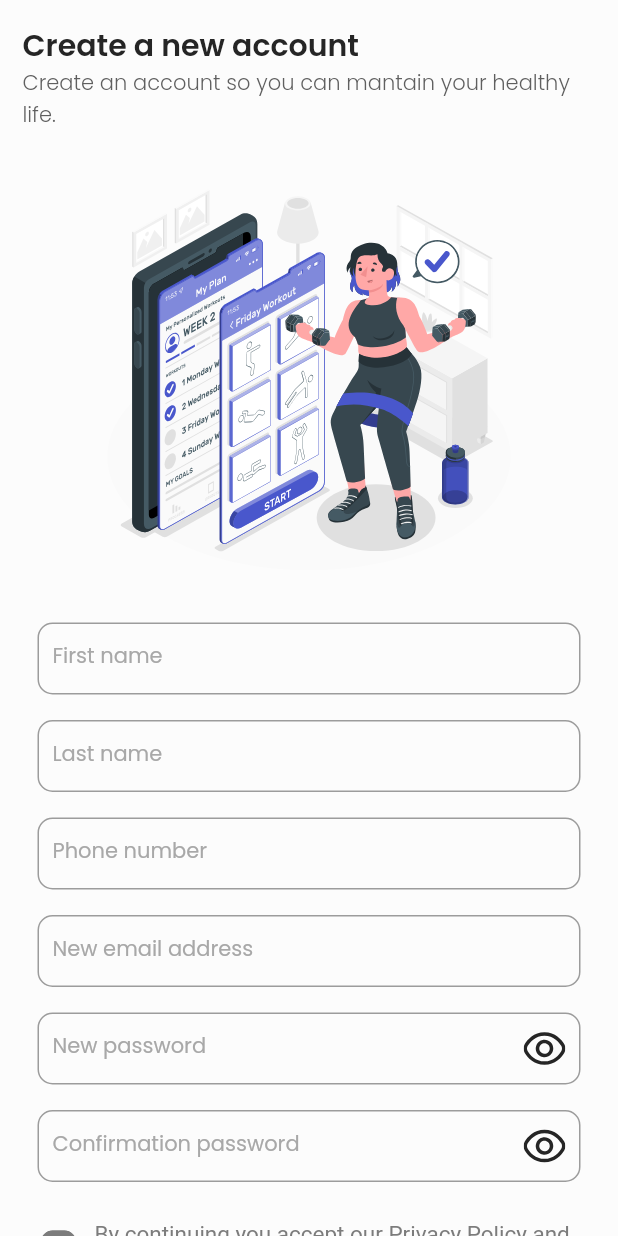
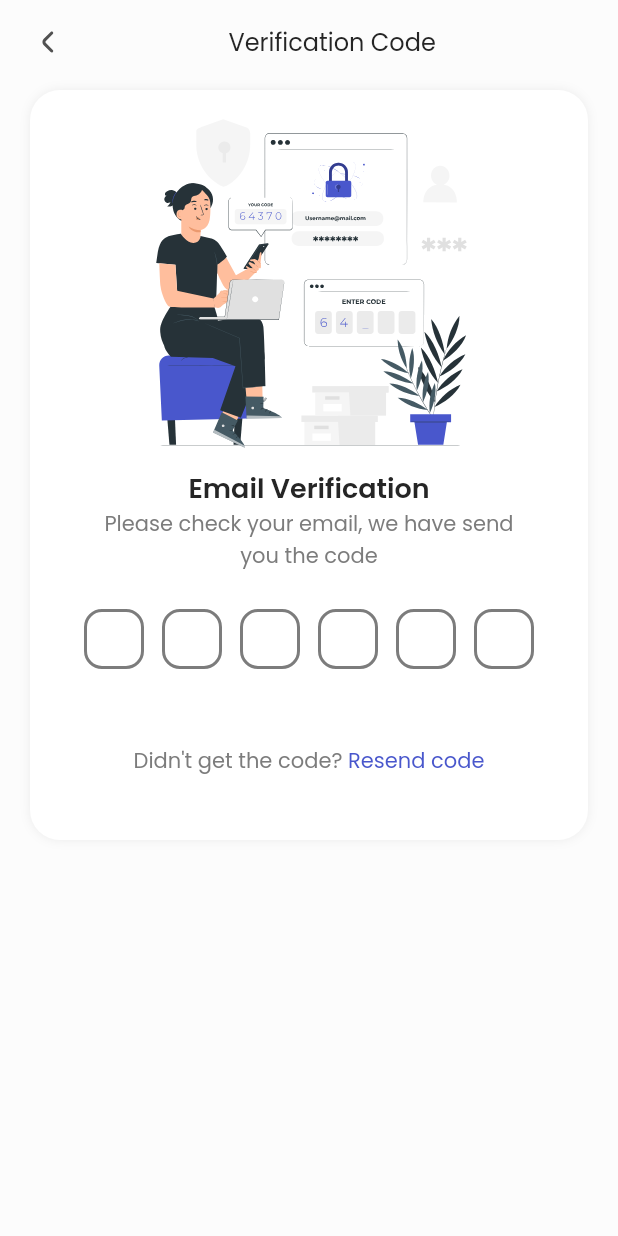
Before and after one commit to Capstone-Project-Kelompok-6/Flutter, a Flutter app: the screen it shows after launch, on a phone screen of 412 x 824 dp. Run offline on Flutter 3.47's test engine with Material 2 defaults, Android fonts, the phone set to English and light mode, and no system bars; drawn by our look-alikes of pin_code_fields; our stand-ins replace flutter_svg, google_fonts.

Commit message:
Add register verification page

```diff
--- a/flutter_capstone_6/lib/main.dart
+++ b/flutter_capstone_6/lib/main.dart
@@ -1,6 +1,5 @@
 import 'package:flutter/material.dart';
-import 'package:flutter_capstone_6/screen/login/login_screen.dart';
-import 'package:flutter_capstone_6/screen/register/register_screen.dart';
+import 'package:flutter_capstone_6/screen/register/register_verification.dart';
 import 'package:flutter_capstone_6/screen/splash_screen.dart';
 import 'package:google_fonts/google_fonts.dart';
 
@@ -17,12 +16,11 @@ class MyApp extends StatelessWidget {
     final textTheme = Theme.of(context).textTheme;
 
     return MaterialApp(
-      debugShowCheckedModeBanner: false,
-      title: 'Capstone Kelompok 6',
-      theme: ThemeData(
-        textTheme: GoogleFonts.poppinsTextTheme(textTheme),
-      ),
-      home: const RegisterScreen(),
-    );
+        debugShowCheckedModeBanner: false,
+        title: 'Capstone Kelompok 6',
+        theme: ThemeData(
+          textTheme: GoogleFonts.poppinsTextTheme(textTheme),
+        ),
+        home: const RegisterVerification());
   }
 }
--- /dev/null
+++ b/flutter_capstone_6/lib/screen/register/register_verification.dart
@@ -0,0 +1,170 @@
+import 'dart:async';
+
+import 'package:flutter/gestures.dart';
+import 'package:flutter/material.dart';
+import 'package:flutter/services.dart';
+import 'package:flutter_capstone_6/component/colors.dart';
+import 'package:flutter_capstone_6/widget/appbar_register_verification.dart';
+import 'package:flutter_svg/flutter_svg.dart';
+import 'package:pin_code_fields/pin_code_fields.dart';
+
+class RegisterVerification extends StatefulWidget {
+  const RegisterVerification({Key? key}) : super(key: key);
+
+  @override
+  State<RegisterVerification> createState() => _RegisterVerificationState();
+}
+
+class _RegisterVerificationState extends State<RegisterVerification> {
+  // pin code
+  var onTapRecognizer;
+  TextEditingController pinController = TextEditingController();
+  String pin = "";
+
+  @override
+  void initState() {
+    onTapRecognizer = TapGestureRecognizer()
+      ..onTap = () {
+        Navigator.pop(context);
+      };
+    super.initState();
+  }
+
+  @override
+  Widget build(BuildContext context) {
+    return Scaffold(
+      backgroundColor: whiteBg,
+      appBar: PreferredSize(
+        preferredSize: const Size.fromHeight(40.0),
+        child: Container(
+          decoration: const BoxDecoration(
+            color: whiteBg,
+          ),
+          child: const AppBarContent(),
+        ),
+      ),
+      body: SingleChildScrollView(
+        child: Container(
+          margin: const EdgeInsets.all(20),
+          width: double.infinity,
+          height: 500,
+          decoration: BoxDecoration(
+            color: white,
+            borderRadius: const BorderRadius.all(Radius.circular(20)),
+            boxShadow: [
+              BoxShadow(
+                color: n40.withOpacity(0.2),
+                spreadRadius: 0,
+                blurRadius: 5,
+              )
+            ],
+          ),
+          child: Container(
+            margin: const EdgeInsets.all(5),
+            child: Column(
+              children: [
+                // Title Section
+                SizedBox(
+                  width: double.infinity,
+                  child: SvgPicture.asset(
+                      'assets/register_verification/register_verification.svg'),
+                ),
+                const Text(
+                  "Email Verification",
+                  style: TextStyle(
+                    fontSize: 18,
+                    fontWeight: FontWeight.w600,
+                    color: n100,
+                  ),
+                ),
+                const SizedBox(
+                  width: 300,
+                  child: Text(
+                    "Please check your email, we have send you the code",
+                    style: TextStyle(
+                      fontSize: 14,
+                      fontWeight: FontWeight.w400,
+                      color: n60,
+                    ),
+                    textAlign: TextAlign.center,
+                  ),
+                ),
+
+                // Pin Code Section
+                Container(
+                  margin:
+                      const EdgeInsets.symmetric(horizontal: 10, vertical: 25),
+                  width: 300,
+                  child: PinCodeTextField(
+                    appContext: context,
+                    length: 6,
+                    animationType: AnimationType.fade,
+                    pinTheme: PinTheme(
+                        shape: PinCodeFieldShape.box,
+                        borderRadius: BorderRadius.circular(12),
+                        fieldHeight: 40,
+                        fieldWidth: 40,
+                        inactiveColor: n60,
+                        activeColor: violet,
+                        selectedColor: violet),
+                    cursorColor: Colors.black,
+                    animationDuration: const Duration(milliseconds: 300),
+                    textStyle: const TextStyle(
+                      fontSize: 16,
+                      fontWeight: FontWeight.w500,
+                      color: n100,
+                      height: 1.6,
+                    ),
+                    backgroundColor: white,
+                    controller: pinController,
+                    inputFormatters: [
+                      FilteringTextInputFormatter.allow(RegExp("[0-9]")),
+                    ],
+                    onCompleted: (v) {
+                      print("Completed");
+                    },
+                    onChanged: (value) {
+                      print(value);
+                      setState(() {
+                        pin = value;
+                      });
+                    },
+                  ),
+                ),
+
+                // Resend Section
+                Container(
+                  margin: const EdgeInsets.symmetric(vertical: 10),
+                  child: Row(
+                    mainAxisAlignment: MainAxisAlignment.center,
+                    children: [
+                      const Text(
+                        "Didn't get the code?",
+                        style: TextStyle(
+                          fontSize: 14,
+                          fontWeight: FontWeight.w400,
+                          color: n60,
+                        ),
+                      ),
+                      GestureDetector(
+                        onTap: () {},
+                        child: const Text(
+                          " Resend code",
+                          style: TextStyle(
+                            fontSize: 14,
+                            fontWeight: FontWeight.w400,
+                            color: violet,
+                          ),
+                        ),
+                      ),
+                    ],
+                  ),
+                ),
+              ],
+            ),
+          ),
+        ),
+      ),
+    );
+  }
+}
--- /dev/null
+++ b/flutter_capstone_6/lib/widget/appbar_register_verification.dart
@@ -0,0 +1,56 @@
+import 'package:flutter/material.dart';
+import 'package:flutter_capstone_6/component/colors.dart';
+import 'package:flutter_svg/flutter_svg.dart';
+
+class AppBarContent extends StatefulWidget {
+  const AppBarContent({Key? key}) : super(key: key);
+
+  @override
+  State<AppBarContent> createState() => _AppBarContentState();
+}
+
+class _AppBarContentState extends State<AppBarContent> {
+  @override
+  Widget build(BuildContext context) {
+    return Column(
+      mainAxisAlignment: MainAxisAlignment.end,
+      children: [
+        Container(
+          margin: const EdgeInsets.symmetric(horizontal: 20),
+          child: Row(
+            mainAxisSize: MainAxisSize.max,
+            children: [
+              Flexible(
+                flex: 1,
+                child: GestureDetector(
+                  onTap: () {
+                    Navigator.pop(context);
+                  },
+                  child: Container(
+                    margin: const EdgeInsets.only(right: 10),
+                    height: 24,
+                    width: 24,
+                    child: SvgPicture.asset('assets/icons/arrow_back.svg'),
+                  ),
+                ),
+              ),
+              const Flexible(
+                flex: 9,
+                child: Center(
+                  child: Text(
+                    "Verification Code",
+                    style: TextStyle(
+                      fontSize: 16,
+                      fontWeight: FontWeight.w400,
+                      color: n100,
+                    ),
+                  ),
+                ),
+              ),
+            ],
+          ),
+        ),
+      ],
+    );
+  }
+}
--- a/flutter_capstone_6/pubspec.yaml
+++ b/flutter_capstone_6/pubspec.yaml
@@ -15,6 +15,7 @@ dependencies:
   flutter_svg: ^0.21.0-nullsafety.1
   google_fonts: ^3.0.1
   dio: ^4.0.6
+  pin_code_fields: ^7.4.0
 
 dev_dependencies:
   flutter_test:
@@ -29,3 +30,4 @@ flutter:
     - assets/login/
     - assets/icons/
     - assets/register/
+    - assets/register_verification/
```
Also changed, not shown: flutter_capstone_6/assets/icons/arrow_back.svg (added), flutter_capstone_6/assets/register_verification/register_verification.svg (added), flutter_capstone_6/pubspec.lock.
